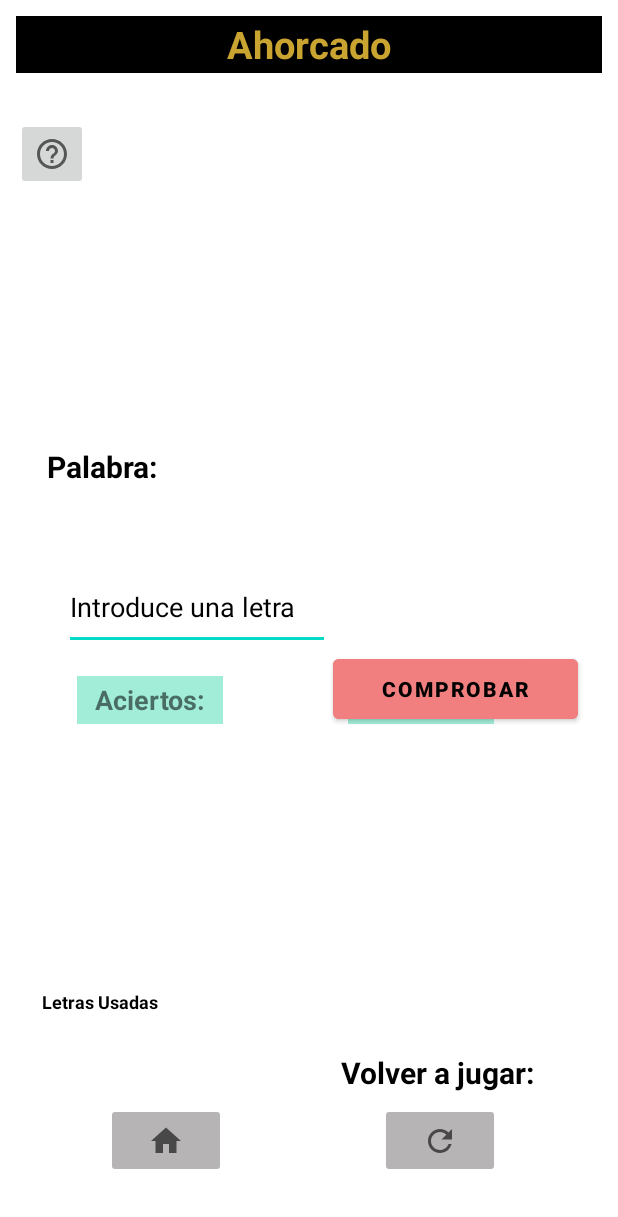
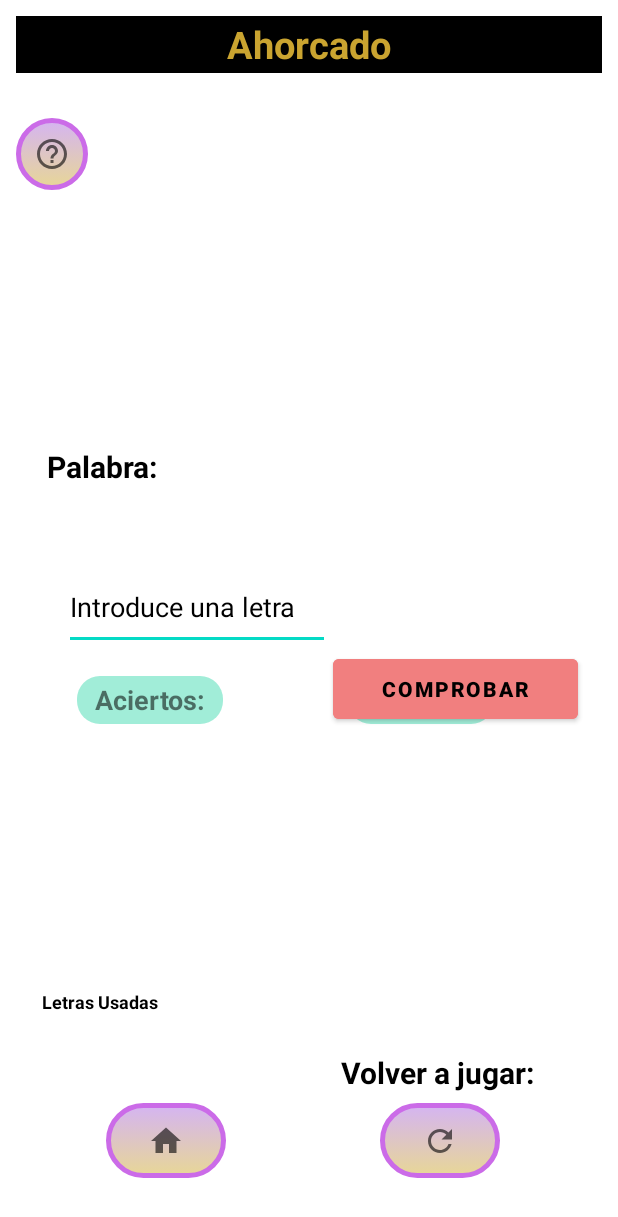
Before and after one commit to theanimaljavi/TodosEnUno, an Android app: the layout ahorcado_fragment_jugar.xml on its own in the app's theme, with its tools: preview values and no code run, on a phone screen of 412 x 824 dp. Shown: the top 1217 px of the screen. Run offline under Robolectric (Android 15) with nearby library versions, the phone set to English and light mode, and no system bars.

Commit message:
Mejorado el diseño base de los botones y fragmentos de de ayuda.

```diff
--- /dev/null
+++ b/app/src/main/res/drawable/botones_default.xml
@@ -0,0 +1,16 @@
+<?xml version="1.0" encoding="utf-8"?>
+<selector xmlns:android="http://schemas.android.com/apk/res/android">
+
+        <item >
+            <shape android:layout_height="wrap_content"
+                android:shape="rectangle">
+                <corners android:radius="35dip" />
+                <stroke android:width="3dip" android:color="#CB6BE8" />
+                <solid android:color="#F0CFCF44" />
+
+
+                <gradient android:angle="-90" android:startColor="#D2B0F1" android:endColor="#E6D490" />
+
+            </shape>
+        </item>
+    </selector>
--- /dev/null
+++ b/app/src/main/res/drawable/fragments_default.xml
@@ -0,0 +1,10 @@
+<?xml version="1.0" encoding="utf-8"?>
+<selector xmlns:android="http://schemas.android.com/apk/res/android">
+
+    <item >
+        <shape android:layout_height="wrap_content"
+            android:shape="rectangle">
+            <corners android:radius="15dip" />
+        </shape>
+    </item>
+</selector>
--- a/app/src/main/res/layout/ahorcado_fragment_jugar.xml
+++ b/app/src/main/res/layout/ahorcado_fragment_jugar.xml
@@ -31,6 +31,7 @@
         android:layout_height="48dp"
         android:layout_marginTop="68dp"
         android:src="@drawable/ic_help_outline_24"
+        android:background="@drawable/botones_default"
         app:layout_constraintStart_toStartOf="parent"
         app:layout_constraintTop_toTopOf="parent">
 
@@ -73,7 +74,7 @@
         android:layout_height="50dp"
         android:layout_marginStart="60dp"
         android:layout_marginBottom="28dp"
-        android:backgroundTint="#B6B4B4"
+        android:background="@drawable/botones_default"
         android:src="@drawable/ic_baseline_home_24"
         app:layout_constraintBottom_toBottomOf="parent"
         app:layout_constraintStart_toStartOf="parent">
@@ -86,7 +87,7 @@
         android:layout_height="50dp"
         android:layout_marginEnd="64dp"
         android:layout_marginBottom="28dp"
-        android:backgroundTint="#B6B4B4"
+        android:background="@drawable/botones_default"
         android:src="@drawable/ic_baseline_refresh_24"
         app:layout_constraintBottom_toBottomOf="parent"
         app:layout_constraintEnd_toEndOf="parent"
@@ -178,7 +179,8 @@
         android:layout_width="97dp"
         android:layout_height="32dp"
         android:layout_marginTop="440dp"
-        android:background="#A1EDD8"
+        android:backgroundTint="#A1EDD8"
+        android:background="@drawable/fragments_default"
         android:gravity="center"
         android:text="Aciertos:"
         android:textSize="18dp"
@@ -196,7 +198,8 @@
         android:layout_height="32dp"
         android:layout_marginTop="440dp"
         android:layout_marginEnd="72dp"
-        android:background="#A1EDD8"
+        android:backgroundTint="#A1EDD8"
+        android:background="@drawable/fragments_default"
         android:gravity="center"
         android:text="Errores:"
         android:textSize="18dp"
--- a/app/src/main/res/layout/brisca_jugar.xml
+++ b/app/src/main/res/layout/brisca_jugar.xml
@@ -271,6 +271,7 @@
         android:id="@+id/ibAyudaBrisca"
         android:layout_width="48dp"
         android:layout_height="48dp"
+        android:background="@drawable/botones_default"
         android:src="@drawable/ic_help_outline_24"
         app:layout_constraintBottom_toBottomOf="parent"
         app:layout_constraintEnd_toEndOf="parent"
@@ -286,13 +287,11 @@
         android:id="@+id/contenedorFragmentBrisca"
         android:layout_width="370dp"
         android:layout_height="684dp"
+        android:background="@drawable/fragments_default"
         app:layout_constraintBottom_toBottomOf="parent"
         app:layout_constraintEnd_toEndOf="parent"
         app:layout_constraintStart_toStartOf="parent"
         app:layout_constraintTop_toTopOf="parent">
-
-
-
     </FrameLayout>
 
 
--- a/app/src/main/res/layout/fragment_ayuda.xml
+++ b/app/src/main/res/layout/fragment_ayuda.xml
@@ -4,7 +4,8 @@
     xmlns:tools="http://schemas.android.com/tools"
     android:layout_width="match_parent"
     android:layout_height="match_parent"
-    android:background="#D8C2EF"
+    android:backgroundTint="#D8C2EF"
+    android:background="@drawable/fragments_default"
     android:id="@+id/ahorcado_ayuda_fragment"
     tools:context=".Ahorcado.AyudaFragment">
 
@@ -107,7 +108,8 @@
         android:id="@+id/ibCerrar"
         android:layout_width="63dp"
         android:layout_height="61dp"
-        android:background="#C29EE8"
+        android:backgroundTint="#C29EE8"
+        android:background="@drawable/botones_default"
         android:src="@drawable/ic_close_24"
         android:textColor="@color/black"
         app:layout_constraintBottom_toBottomOf="parent"
--- a/app/src/main/res/layout/fragment_brisca_ayuda.xml
+++ b/app/src/main/res/layout/fragment_brisca_ayuda.xml
@@ -4,7 +4,8 @@
     android:layout_width="match_parent"
     android:layout_height="match_parent"
     xmlns:app="http://schemas.android.com/apk/res-auto"
-    android:background="#FBE698"
+    android:backgroundTint="#FBE698"
+    android:background="@drawable/fragments_default"
     tools:context=".Brisca.brisca_fragment_Ayuda">
 
     <TextView
@@ -126,7 +127,7 @@
         android:layout_width="63dp"
         android:layout_height="61dp"
         android:textColor="@color/black"
-
+        android:background="@drawable/botones_default"
         android:backgroundTint="#AFA816"
         android:src="@drawable/ic_close_24"
         app:layout_constraintBottom_toBottomOf="parent"
--- a/app/src/main/res/layout/fragment_inicio.xml
+++ b/app/src/main/res/layout/fragment_inicio.xml
@@ -14,6 +14,7 @@
         android:layout_width="279dp"
         android:layout_height="243dp"
         android:layout_marginTop="4dp"
+        android:background="@drawable/fragments_default"
         app:layout_constraintEnd_toEndOf="parent"
         app:layout_constraintStart_toStartOf="parent"
         app:layout_constraintTop_toTopOf="parent">
--- a/app/src/main/res/layout/sudoku_ayuda.xml
+++ b/app/src/main/res/layout/sudoku_ayuda.xml
@@ -4,7 +4,8 @@
     android:layout_width="match_parent"
     android:layout_height="match_parent"
     xmlns:app="http://schemas.android.com/apk/res-auto"
-    android:background="#9EF4EC"
+    android:backgroundTint="#9EF4EC"
+    android:background="@drawable/fragments_default"
     tools:context=".Sudoku.sudoku_fragment_ayuda">
 
     <TextView
@@ -308,6 +309,7 @@
 
         android:backgroundTint="#53EAD2"
         android:src="@drawable/ic_close_24"
+        android:background="@drawable/botones_default"
         android:textColor="@color/black"
         app:layout_constraintBottom_toBottomOf="parent"
         app:layout_constraintEnd_toEndOf="parent"
--- a/app/src/main/res/layout/sudoku_jugar.xml
+++ b/app/src/main/res/layout/sudoku_jugar.xml
@@ -204,6 +204,7 @@
         android:layout_width="48dp"
         android:layout_height="48dp"
         android:src="@drawable/ic_help_outline_24"
+        android:background="@drawable/botones_default"
         custom:layout_constraintBottom_toBottomOf="parent"
         custom:layout_constraintEnd_toEndOf="parent"
         custom:layout_constraintHorizontal_bias="0.986"
@@ -216,6 +217,7 @@
     <!-- ayuda -->
     <FrameLayout
         android:id="@+id/contenedorFragmentSudoku"
+        android:background="@drawable/fragments_default"
         android:layout_width="match_parent"
         android:layout_height="match_parent"
         custom:layout_constraintBottom_toBottomOf="parent"
```
Also changed, not shown: app/src/main/java/com/javigu/todosenuno/Brisca/brisca_jugar.java (+92 -41 lines).
